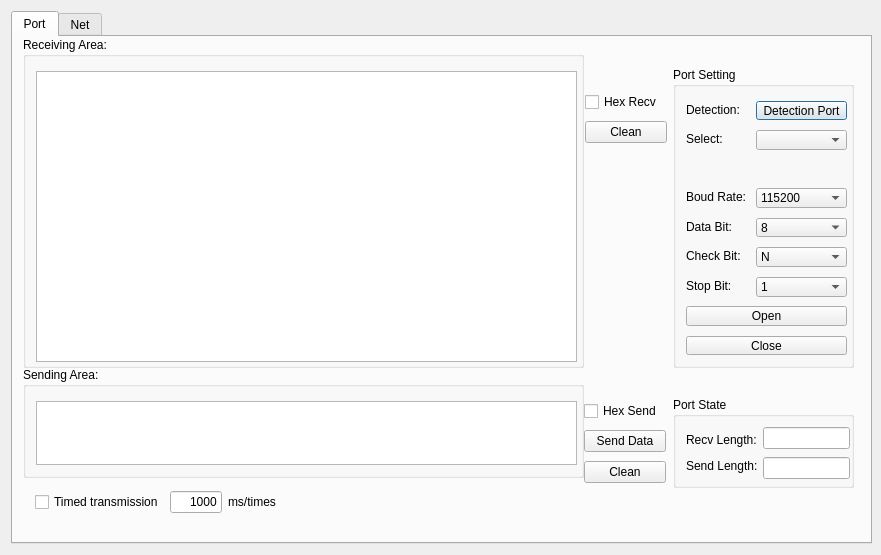
ZhenhuaWei/BaseSerialPortTool, file ui/ui_serial.ui: the form before one commit.
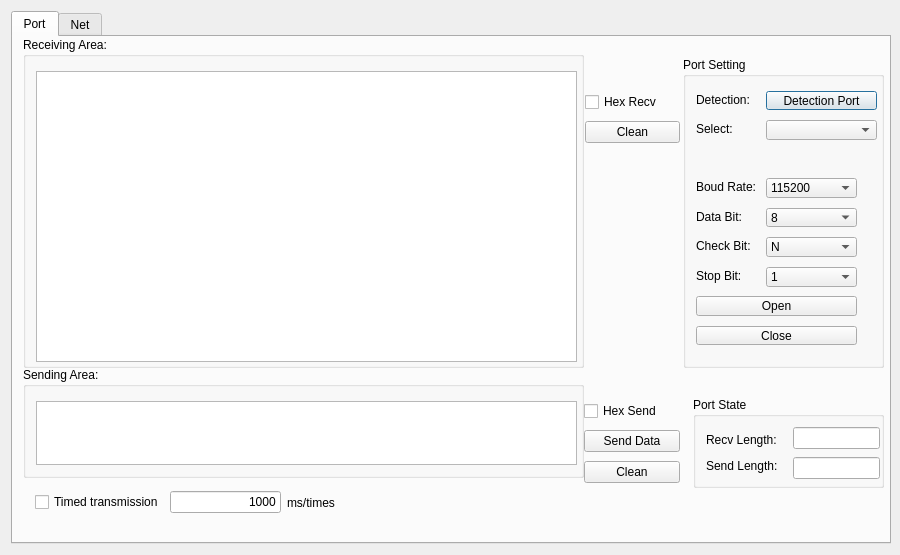
The form after the commit.

```diff
--- a/ui/ui_serial.ui
+++ b/ui/ui_serial.ui
@@ -6,7 +6,7 @@
    <rect>
     <x>0</x>
     <y>0</y>
-    <width>881</width>
+    <width>900</width>
     <height>555</height>
    </rect>
   </property>
@@ -18,8 +18,8 @@
   </property>
   <property name="maximumSize">
    <size>
-    <width>881</width>
-    <height>555</height>
+    <width>900</width>
+    <height>560</height>
    </size>
   </property>
   <property name="windowTitle">
@@ -33,8 +33,8 @@
     <widget class="QTabWidget" name="tabWidget">
      <property name="maximumSize">
       <size>
-       <width>863</width>
-       <height>537</height>
+       <width>880</width>
+       <height>555</height>
       </size>
      </property>
      <property name="currentIndex">
@@ -47,9 +47,9 @@
       <widget class="QGroupBox" name="formGroupBox">
        <property name="geometry">
         <rect>
-         <x>660</x>
+         <x>680</x>
          <y>360</y>
-         <width>181</width>
+         <width>191</width>
          <height>91</height>
         </rect>
        </property>
@@ -85,7 +85,7 @@
        <widget class="QLineEdit" name="lineEdit">
         <property name="geometry">
          <rect>
-          <x>90</x>
+          <x>100</x>
           <y>30</y>
           <width>87</width>
           <height>22</height>
@@ -95,7 +95,7 @@
        <widget class="QLineEdit" name="lineEdit_2">
         <property name="geometry">
          <rect>
-          <x>90</x>
+          <x>100</x>
           <y>60</y>
           <width>87</width>
           <height>22</height>
@@ -106,10 +106,10 @@
       <widget class="QGroupBox" name="formGroupBox">
        <property name="geometry">
         <rect>
-         <x>660</x>
-         <y>30</y>
-         <width>181</width>
-         <height>301</height>
+         <x>670</x>
+         <y>20</y>
+         <width>201</width>
+         <height>311</height>
         </rect>
        </property>
        <property name="title">
@@ -120,7 +120,7 @@
          <rect>
           <x>13</x>
           <y>34</y>
-          <width>60</width>
+          <width>71</width>
           <height>18</height>
          </rect>
         </property>
@@ -133,7 +133,7 @@
          <rect>
           <x>83</x>
           <y>34</y>
-          <width>91</width>
+          <width>111</width>
           <height>19</height>
          </rect>
         </property>
@@ -165,7 +165,7 @@
          <rect>
           <x>83</x>
           <y>63</y>
-          <width>91</width>
+          <width>111</width>
           <height>20</height>
          </rect>
         </property>
@@ -464,8 +464,8 @@
         <rect>
          <x>22</x>
          <y>451</y>
-         <width>241</width>
-         <height>28</height>
+         <width>300</width>
+         <height>29</height>
         </rect>
        </property>
        <layout class="QHBoxLayout" name="horizontalLayout">
@@ -500,7 +500,7 @@
         <rect>
          <x>572</x>
          <y>52</y>
-         <width>82</width>
+         <width>95</width>
          <height>58</height>
         </rect>
        </property>
@@ -526,7 +526,7 @@
         <rect>
          <x>571</x>
          <y>361</y>
-         <width>82</width>
+         <width>96</width>
          <height>90</height>
         </rect>
        </property>
```
Left out of the diff: 4 changed lines with no effect on the pictures.
